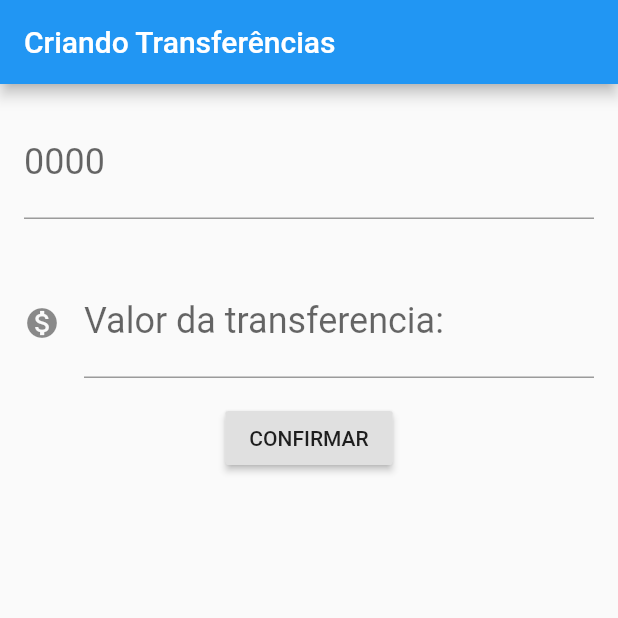
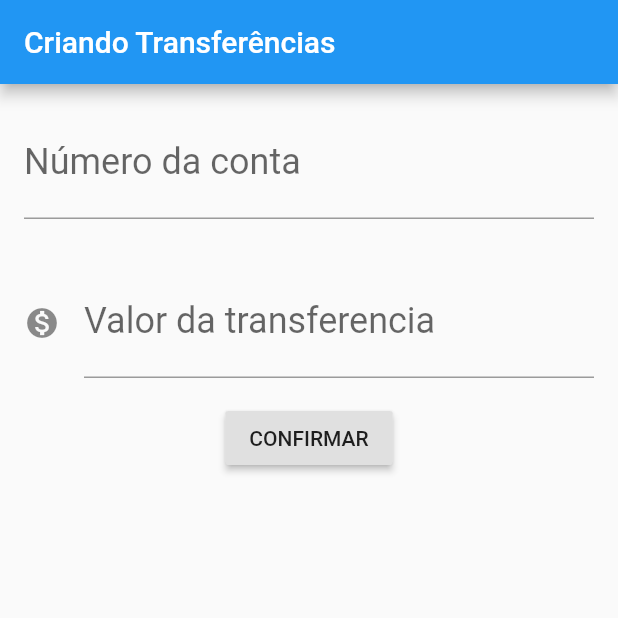
Before and after one commit to devCarlosAlexandre/Bytebank-Flutter, a Flutter app: the screen it shows after launch, on a phone screen of 412 x 824 dp, the top half of it. Run offline on Flutter 3.47's test engine with Material 2 defaults, Android fonts, the phone set to English and light mode, and no system bars; missing offline and left inert: dart:html.

Commit message:
refatoracao lista

```diff
--- a/lib/main.dart
+++ b/lib/main.dart
@@ -78,20 +78,8 @@ class FormularioTransferencia extends StatelessWidget {
       ),
       body: Column(
         children: <Widget>[
-          Editor(_controladorCampoNumeroConta, 'Número da conta', "0000"),
-          Padding(
-            padding: const EdgeInsets.all(16.0),
-            child: TextField(
-              controller: _controladorCampoValor,
-              style: TextStyle(fontSize: 24.0),
-              decoration: InputDecoration(
-                icon: Icon(Icons.monetization_on),
-                labelText: 'Valor da transferencia:',
-                hintText: '0.0',
-              ),
-              keyboardType: TextInputType.number,
-            ),
-          ),
+          Editor(controlador: _controladorCampoNumeroConta, rotulo: 'Número da conta', dica: '000-00',),
+          Editor(controlador: _controladorCampoValor, rotulo: 'Valor da transferencia',dica: '0.00', icone: Icons.monetization_on,),
           RaisedButton(
             child: Text('CONFIRMAR'),
             onPressed: () {
@@ -117,21 +105,23 @@ class FormularioTransferencia extends StatelessWidget {
 }
 
 class Editor extends StatelessWidget {
-  final TextEditingController _controlador;
-  final String _rotulo;
-  final String _dica;
-Editor(this._controlador, this._dica, this._rotulo);
+  final TextEditingController? controlador;
+  final String? rotulo;
+  final String? dica;
+  final IconData? icone;
+Editor({this.controlador, this.dica, this.rotulo, this.icone});
 
   @override
   Widget build(BuildContext context) {
     return Padding(
       padding: const EdgeInsets.all(16.0),
       child: TextField(
-        controller: _controlador,
+        controller: controlador,
         style: TextStyle(fontSize: 24.0),
         decoration: InputDecoration(
-          labelText: _rotulo,
-          hintText: _dica,
+          icon:icone != null ? Icon(icone): null,
+          labelText: rotulo,
+          hintText: dica,
         ),
         keyboardType: TextInputType.number,
       ),
```
